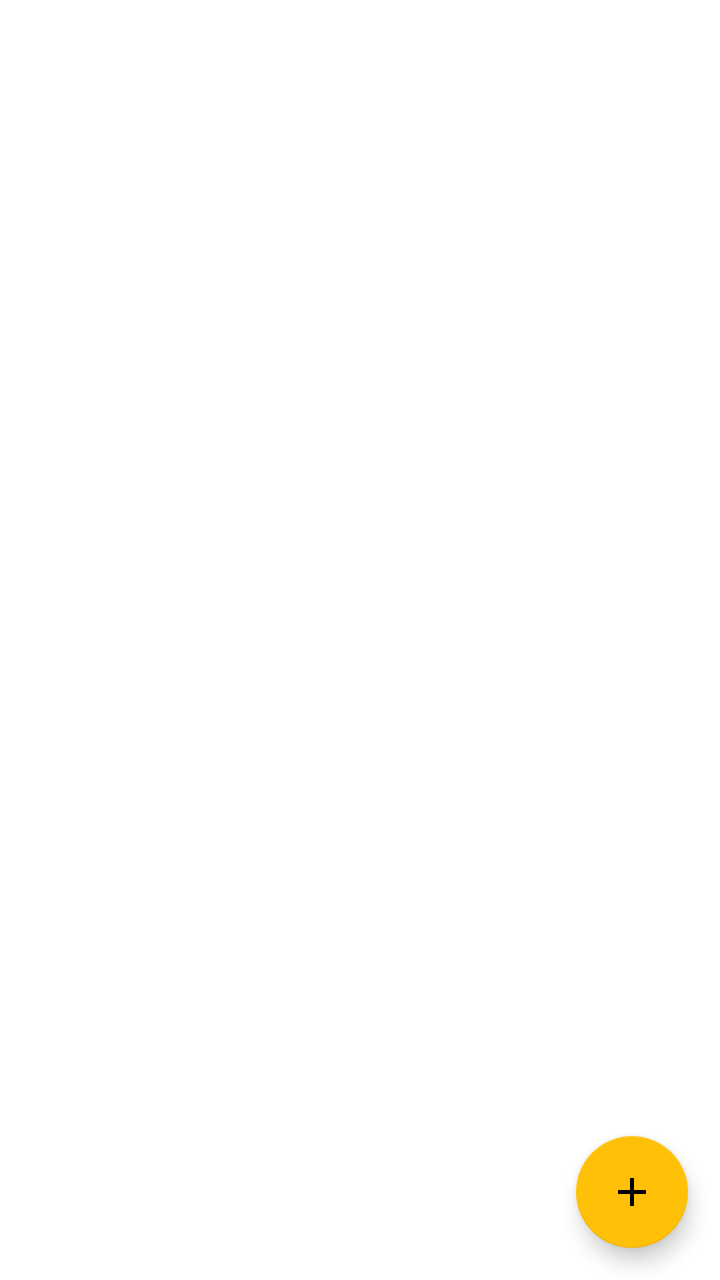
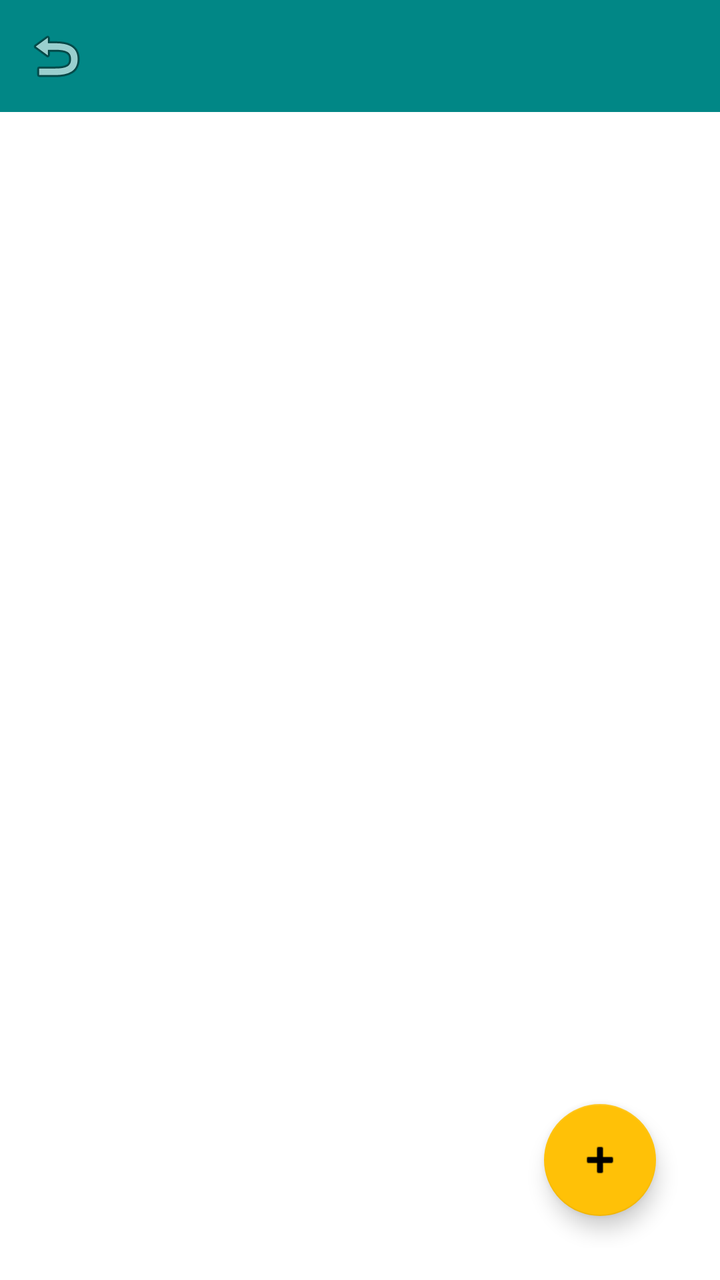

Compare the two renders of this Android layout. The source of the first and the diff that turns it into the second are given below.
<!-- AndroidManifest.xml: application theme Theme.Lab_REST -->
<!-- res/layout/activity_admin_item_list.xml -->
<?xml version="1.0" encoding="utf-8"?>
<RelativeLayout xmlns:android="http://schemas.android.com/apk/res/android"
    xmlns:app="http://schemas.android.com/apk/res-auto"
    xmlns:tools="http://schemas.android.com/tools"
    android:id="@+id/main"
    android:layout_width="match_parent"
    android:layout_height="match_parent"
    tools:context=".AdminItemListActivity">

    <androidx.recyclerview.widget.RecyclerView
        android:id="@+id/rvAdminItemList"
        android:layout_width="match_parent"
        android:layout_height="wrap_content" />

    <com.google.android.material.floatingactionbutton.FloatingActionButton
        android:id="@+id/fabAddItem"
        android:layout_width="wrap_content"
        android:layout_height="wrap_content"
        android:layout_alignParentBottom="true"
        android:layout_alignParentEnd="true"
        android:layout_margin="16dp"
        android:src="@drawable/ic_add"
        android:contentDescription="Add New Item" />


</RelativeLayout>
<!-- resources referenced by this layout -->
<resources>
  <!-- drawable ic_add (drawable) -->
  <vector xmlns:android="http://schemas.android.com/apk/res/android" android:height="24dp" android:tint="#000000" android:viewportHeight="24" android:viewportWidth="24" android:width="24dp">
        
      <path android:fillColor="@android:color/white" android:pathData="M19,13h-6v6h-2v-6H5v-2h6V5h2v6h6v2z"/>
      
  </vector>
  <style name="Theme.Lab_REST" parent="Theme.MaterialComponents.DayNight.NoActionBar">
          
          <item name="colorPrimary">@color/teal_700</item>
          <item name="colorPrimaryVariant">@color/teal_900</item>
          <item name="colorOnPrimary">@color/white</item>
  
          <item name="colorSecondary">@color/amber_500</item>
          <item name="colorSecondaryVariant">@color/amber_700</item>
          <item name="colorOnSecondary">@color/black</item>
  
          
          <item name="android:statusBarColor">@color/teal_900</item>
          <item name="android:navigationBarColor">@color/black</item>
  
          
          
          <item name="windowActionBar">false</item>
          <item name="windowNoTitle">true</item>
      </style>
  <color name="teal_700">#018786</color>
  <color name="teal_900">#00574B</color>
  <color name="white">#FFFFFF</color>
  <color name="amber_500">#FFC107</color>
  <color name="amber_700">#FFA000</color>
  <color name="black">#000000</color>
</resources>

<!-- the commit's change to res/layout/activity_admin_item_list.xml (unified diff, before → after) -->
@@ -1,26 +1,50 @@
 <?xml version="1.0" encoding="utf-8"?>
-<RelativeLayout xmlns:android="http://schemas.android.com/apk/res/android"
+<androidx.coordinatorlayout.widget.CoordinatorLayout
+    xmlns:android="http://schemas.android.com/apk/res/android"
     xmlns:app="http://schemas.android.com/apk/res-auto"
-    xmlns:tools="http://schemas.android.com/tools"
     android:id="@+id/main"
     android:layout_width="match_parent"
     android:layout_height="match_parent"
-    tools:context=".AdminItemListActivity">
+    android:fitsSystemWindows="true">
 
-    <androidx.recyclerview.widget.RecyclerView
-        android:id="@+id/rvAdminItemList"
+    
+    <com.google.android.material.appbar.MaterialToolbar
+        android:id="@+id/myToolbar"
         android:layout_width="match_parent"
-        android:layout_height="wrap_content" />
+        android:layout_height="?attr/actionBarSize"
+        android:background="?attr/colorPrimary"
+        android:title=""
+        android:titleTextColor="@android:color/white"
+        android:theme="@style/ThemeOverlay.Material3.Dark.ActionBar"
+        app:navigationIcon="@android:drawable/ic_menu_revert" />
 
-    <com.google.android.material.floatingactionbutton.FloatingActionButton
-        android:id="@+id/fabAddItem"
-        android:layout_width="wrap_content"
-        android:layout_height="wrap_content"
-        android:layout_alignParentBottom="true"
-        android:layout_alignParentEnd="true"
-        android:layout_margin="16dp"
-        android:src="@drawable/ic_add"
-        android:contentDescription="Add New Item" />
+    
+    <androidx.constraintlayout.widget.ConstraintLayout
+        android:layout_width="match_parent"
+        android:layout_height="match_parent"
+        android:layout_marginTop="?attr/actionBarSize"
+        android:padding="16dp"
+        app:layout_behavior="@string/appbar_scrolling_view_behavior">
 
+        <androidx.recyclerview.widget.RecyclerView
+            android:id="@+id/rvAdminItemList"
+            android:layout_width="0dp"
+            android:layout_height="0dp"
+            app:layout_constraintTop_toTopOf="parent"
+            app:layout_constraintBottom_toTopOf="@+id/fabAddItem"
+            app:layout_constraintStart_toStartOf="parent"
+            app:layout_constraintEnd_toEndOf="parent" />
 
-</RelativeLayout>
+        <com.google.android.material.floatingactionbutton.FloatingActionButton
+            android:id="@+id/fabAddItem"
+            android:layout_width="wrap_content"
+            android:layout_height="wrap_content"
+            android:layout_margin="16dp"
+            android:contentDescription="Add Item"
+            app:srcCompat="@android:drawable/ic_input_add"
+            app:layout_constraintBottom_toBottomOf="parent"
+            app:layout_constraintEnd_toEndOf="parent" />
+
+    </androidx.constraintlayout.widget.ConstraintLayout>
+
+</androidx.coordinatorlayout.widget.CoordinatorLayout>
<!-- resource entries referenced after the edit -->
@@ -1,11 +1,5 @@
 <!-- resources referenced by this layout -->
 <resources>
-  <!-- drawable ic_add (drawable) -->
-  <vector xmlns:android="http://schemas.android.com/apk/res/android" android:height="24dp" android:tint="#000000" android:viewportHeight="24" android:viewportWidth="24" android:width="24dp">
-        
-      <path android:fillColor="@android:color/white" android:pathData="M19,13h-6v6h-2v-6H5v-2h6V5h2v6h6v2z"/>
-      
-  </vector>
   <style name="Theme.Lab_REST" parent="Theme.MaterialComponents.DayNight.NoActionBar">
           
           <item name="colorPrimary">@color/teal_700</item>
